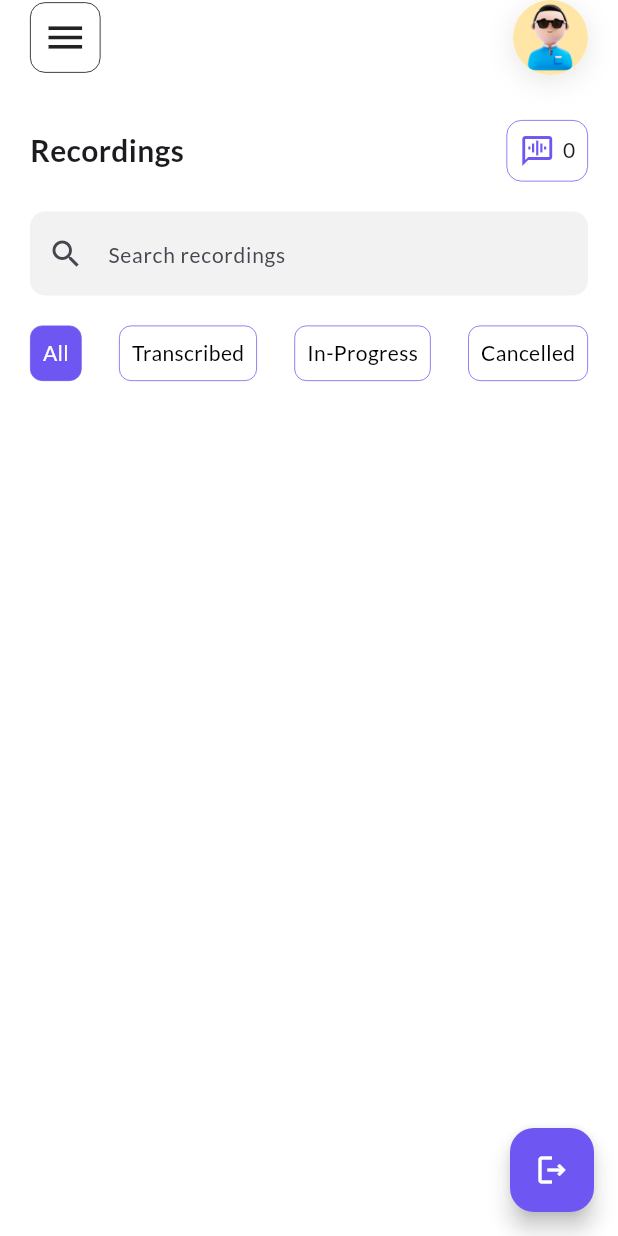
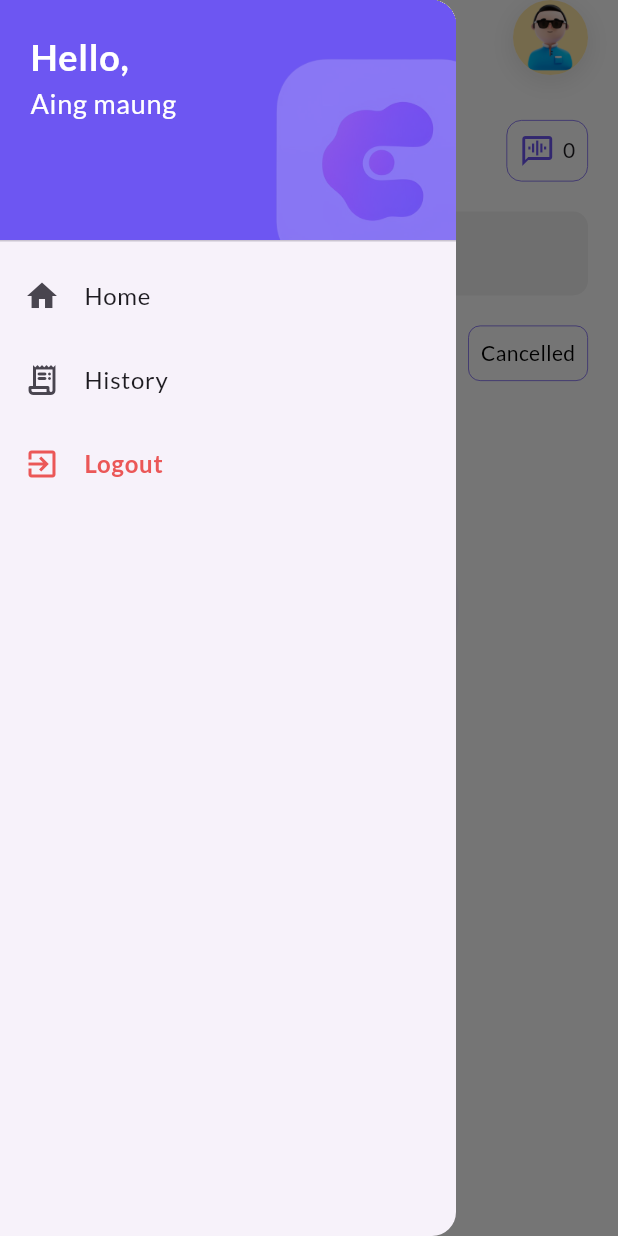
Before and after one commit to bigbossta404/voiceapp, a Flutter app: the HomePage screen opened by its route, with the side drawer open (before the commit the screen has no drawer), on a phone screen of 412 x 824 dp. Run offline on Flutter 3.47's test engine with Material 3 defaults, Android fonts, the phone set to English and light mode, and no system bars; our stand-ins replace bloc, flutter_bloc, flutter_svg, go_router.

Commit message:
add sidebar

```diff
--- a/lib/features/auth/pages/register_page.dart
+++ b/lib/features/auth/pages/register_page.dart
@@ -40,18 +40,7 @@ class _RegisterPageState extends State<RegisterPage> {
         backgroundColor: AppColors.surfaceColor,
         body: SafeArea(
           child: BlocListener<AuthBloc, AuthState>(
-            listener: (context, state) {
-              print(state);
-              // if (state is AuthStateError) {
-              //   print(state.errorHandler);
-              // }
-              // if (state is AuthStateCreate) {
-              //   ScaffoldMessenger.of(context).showSnackBar(CustomSnackbar(context, 'success', state.message ?? 'Error'));
-              // }
-              // if (state is AuthStateError) {
-              //   ScaffoldMessenger.of(context).showSnackBar(CustomSnackbar(context, 'error', state.errorHandler ?? 'Error to create account'));
-              // }
-            },
+            listener: (context, state) {},
             child: Center(
               child: SingleChildScrollView(
                 child: Container(
--- a/lib/features/home/pages/home_page.dart
+++ b/lib/features/home/pages/home_page.dart
@@ -7,6 +7,8 @@ import 'package:dicoding_voiceapp/helper/router_index.dart';
 import 'package:flutter/material.dart';
 import 'package:flutter_bloc/flutter_bloc.dart';
 import 'package:go_router/go_router.dart';
+
+import '../../../widget/sidebar_menu.dart';
 
 class HomePage extends StatefulWidget {
   const HomePage({super.key});
@@ -18,6 +20,8 @@ class HomePage extends StatefulWidget {
 class _HomePageState extends State<HomePage> {
   final _focusNode = FocusNode();
   final _searchController = TextEditingController();
+  final GlobalKey<ScaffoldState> _scaffoldKey = GlobalKey<ScaffoldState>();
+
   List listLabel = ['All', 'Transcribed', 'In-Progress', 'Cancelled'];
 
   @override
@@ -27,7 +31,6 @@ class _HomePageState extends State<HomePage> {
 
   @override
   void dispose() {
-    // TODO: implement dispose
     _searchController.dispose();
     super.dispose();
   }
@@ -58,6 +61,8 @@ class _HomePageState extends State<HomePage> {
         child: BlocProvider(
           create: (context) => HomeBloc(),
           child: Scaffold(
+            key: _scaffoldKey,
+            drawer: SideBarMenu(),
             body: SafeArea(
                 child: Container(
               width: double.infinity,
@@ -72,13 +77,18 @@ class _HomePageState extends State<HomePage> {
                     Row(
                       mainAxisAlignment: MainAxisAlignment.spaceBetween,
                       children: [
-                        Container(
+                        InkWell(
+                          onTap: () {
+                            _scaffoldKey.currentState?.openDrawer();
+                          },
+                          child: Container(
                             decoration: BoxDecoration(border: Border.all(width: 0.5), borderRadius: BorderRadius.circular(10)),
                             child: Padding(
                               padding: const EdgeInsets.all(8.0),
                               child: Icon(
                                 Icons.menu,
                                 size: 30,
+                              ),
                             ),
                           ),
                         ),
@@ -229,23 +239,80 @@ class _HomePageState extends State<HomePage> {
                               return Container(); // Default case if no state is available
                             }
                           },
-                        )
+                        ),
+                        SizedBox(
+                          height: 50,
+                        ),
+                        Column(
+                          mainAxisAlignment: MainAxisAlignment.center,
+                          children: [
+                            Stack(
+                              alignment: Alignment.center,
+                              children: [
+                                CircleAvatar(
+                                  radius: 100,
+                                  backgroundColor: AppColors.primaryColor.withOpacity(0.05),
+                                ),
+                                CircleAvatar(
+                                  radius: 80,
+                                  backgroundColor: AppColors.primaryColor.withOpacity(0.1),
+                                ),
+                                CircleAvatar(
+                                  radius: 60,
+                                  backgroundColor: AppColors.primaryColor.withOpacity(0.2),
+                                ),
+                                CircleAvatar(
+                                  radius: 60,
+                                  backgroundColor: AppColors.primaryColor,
+                                  child: const Icon(
+                                    Icons.mic,
+                                    color: Colors.white,
+                                    size: 60,
+                                  ),
+                                ),
+                              ],
+                            ),
+                            const SizedBox(height: 50),
+                            // Upload File Button
+                            ElevatedButton.icon(
+                              onPressed: () {
+                                // TODO lakukan sesuatu
+                              },
+                              icon: const Icon(
+                                Icons.music_note,
+                                color: AppColors.primaryColor,
+                              ),
+                              label: const Text(
+                                'Upload File',
+                                style: TextStyle(color: AppColors.primaryColor, fontWeight: FontWeight.bold),
+                              ),
+                              style: ElevatedButton.styleFrom(
+                                side: const BorderSide(color: AppColors.primaryColor),
+                                backgroundColor: Colors.white,
+                                shape: RoundedRectangleBorder(
+                                  borderRadius: BorderRadius.circular(8),
+                                ),
+                                padding: const EdgeInsets.symmetric(horizontal: 20, vertical: 12),
+                              ),
+                            ),
+                          ],
+                        ),
                       ],
                     )
                   ],
                 ),
               )),
             )),
-            floatingActionButton: FloatingActionButton(
-              onPressed: () {
-                context.read<AuthBloc>().add(AuthEventLogout());
-              },
-              backgroundColor: AppColors.primaryColor,
-              child: Icon(
-                Icons.logout_outlined,
-                color: AppColors.textWhiteLightTheme,
-              ),
-            ),
+            // floatingActionButton: FloatingActionButton(
+            //   onPressed: () {
+            //     context.read<AuthBloc>().add(AuthEventLogout());
+            //   },
+            //   backgroundColor: AppColors.primaryColor,
+            //   child: Icon(
+            //     Icons.logout_outlined,
+            //     color: AppColors.textWhiteLightTheme,
+            //   ),
+            // ),
           ),
         ),
       ),
--- /dev/null
+++ b/lib/widget/sidebar_menu.dart
@@ -0,0 +1,90 @@
+import 'package:dicoding_voiceapp/core/app_router.dart';
+import 'package:dicoding_voiceapp/helper/router_index.dart';
+import 'package:flutter/material.dart';
+import 'package:go_router/go_router.dart';
+
+import '../core/app_color.dart';
+
+class SideBarMenu extends StatelessWidget {
+  const SideBarMenu({super.key});
+
+  @override
+  Widget build(BuildContext context) {
+    return Drawer(
+      child: ListView(
+        padding: EdgeInsets.zero,
+        children: <Widget>[
+          DrawerHeader(
+            padding: EdgeInsets.fromLTRB(20, 20, 0, 0),
+            decoration: const BoxDecoration(
+              color: AppColors.primaryColor,
+            ),
+            child: Stack(
+              children: [
+                Positioned(
+                  top: -50,
+                  right: -90,
+                  child: Opacity(
+                    opacity: 0.2,
+                    child: Image.asset(
+                      'assets/images/icons/voiceapp.png',
+                      height: 280,
+                      // fit: BoxFit.cover,
+                    ),
+                  ),
+                ),
+                const Column(
+                  mainAxisAlignment: MainAxisAlignment.start,
+                  crossAxisAlignment: CrossAxisAlignment.start,
+                  children: [
+                    Text(
+                      'Hello,',
+                      style: TextStyle(color: Colors.white, fontSize: 24, fontWeight: FontWeight.bold),
+                    ),
+                    Text(
+                      'Aing maung',
+                      style: TextStyle(
+                        color: Colors.white,
+                        fontSize: 18,
+                      ),
+                    ),
+                  ],
+                ),
+              ],
+            ),
+          ),
+          ListTile(
+            leading: const Icon(Icons.home),
+            title: const Text('Home'),
+            onTap: () {
+              Navigator.pop(context);
+              context.goNamed(RouterIndex.homePage);
+            },
+          ),
+          ListTile(
+            leading: const Icon(Icons.receipt_long_rounded),
+            title: const Text('History'),
+            onTap: () {
+              Navigator.pop(context);
+              // context.goNamed(RouterIndex);
+            },
+          ),
+          ListTile(
+            leading: const Icon(
+              Icons.exit_to_app,
+              color: AppColors.errorColor,
+            ),
+            title: const Text(
+              'Logout',
+              style: TextStyle(color: AppColors.errorColor, fontWeight: FontWeight.w600),
+            ),
+            onTap: () {
+              Navigator.pop(context);
+              context.goNamed(RouterIndex.auth);
+            },
+          ),
+        ],
+      ),
+    );
+  }
+}
```
Also changed, not shown: lib/features/auth/bloc/auth_bloc.dart (+1 -32 lines). Lines whose indentation alone changed are shown as unchanged.
